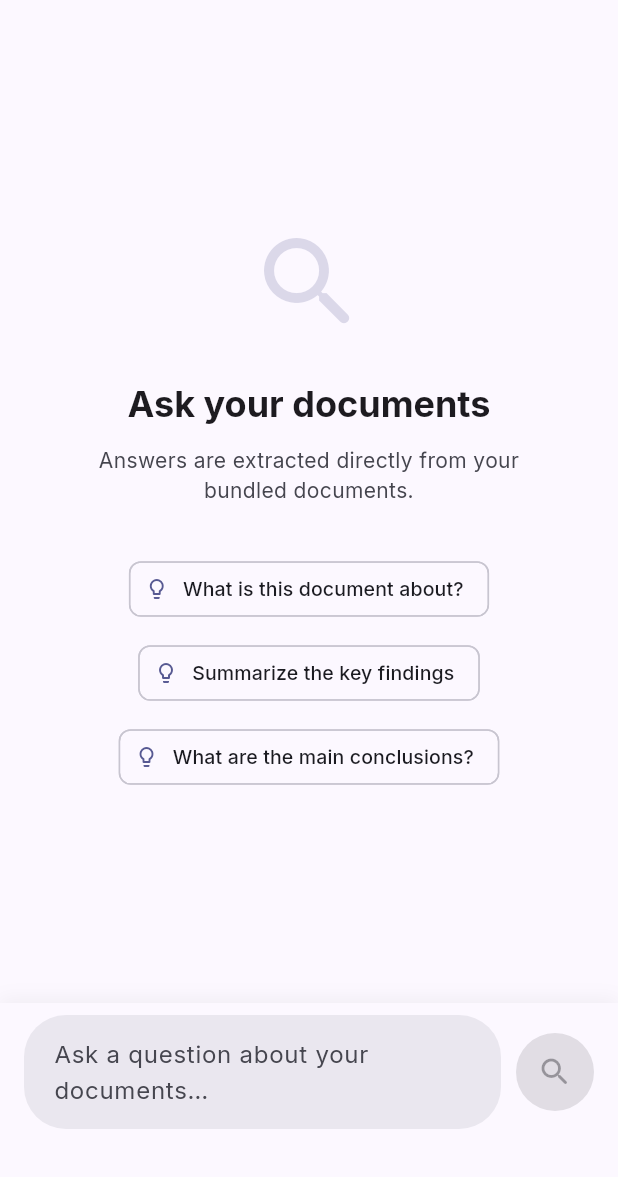
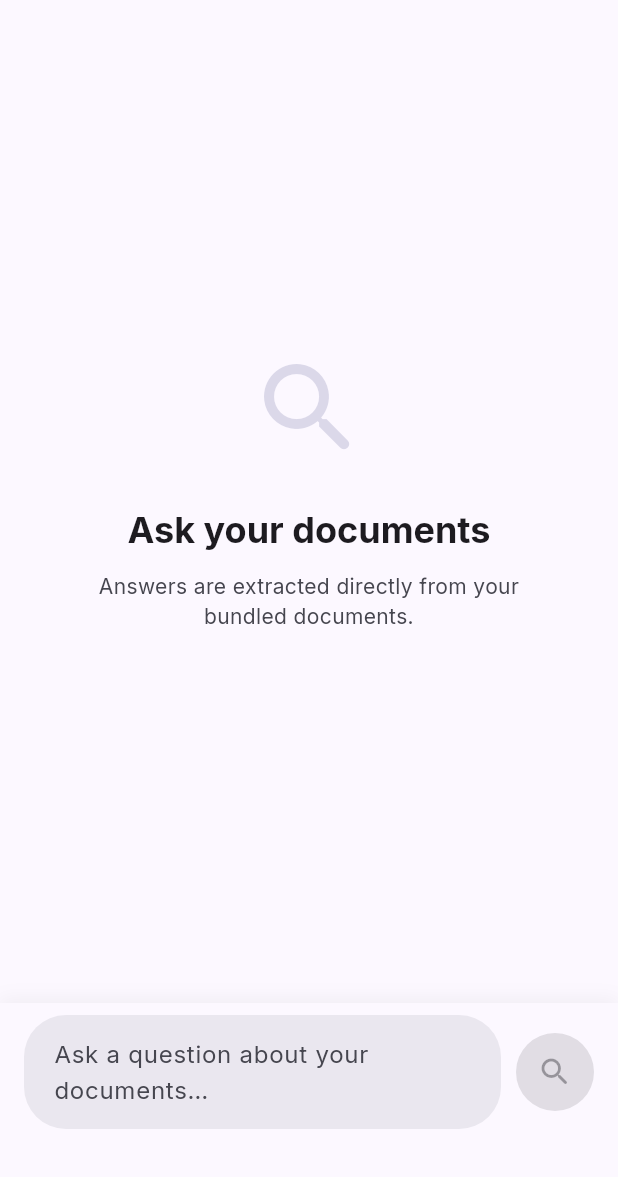
Before and after one commit to RitutoshAeologic/flutter_chatkit, a Flutter app: the ChatScreen screen opened by its route, on a phone screen of 412 x 824 dp, the part 59-1236 px from its top. Run offline on Flutter 3.47's test engine with Material 3 defaults, Android fonts, the phone set to English and light mode, and no system bars; drawn by our look-alikes of flutter_animate; our stand-ins replace connectivity_plus, get, google_fonts, objectbox, shared_preferences; missing offline and left inert: syncfusion_flutter_pdf; accounts and stored records are empty; generated files the repository leaves out were written again; network calls fail.

Commit message:
feat: improve chat UX with keyboard dismiss and auto-scroll
- Added GestureDetector to dismiss keyboard when tapping outside the input area.
- Configured ListView to dismiss keyboard on scroll drag.
- Added explicit keyboard dismissal upon sending a message.
- Removed outdated SampleChip UI components since two documents are now injected.

```diff
--- a/lib/features/chat/screens/chat_screen.dart
+++ b/lib/features/chat/screens/chat_screen.dart
@@ -82,9 +82,14 @@ class _ChatScreenState extends State<ChatScreen> {
   void _send() {
     final text = _textController.text.trim();
     if (text.isEmpty) return;
+
+    // Dismiss keyboard when sending a query
+    FocusScope.of(context).unfocus();
+
     _ctrl.sendMessage(text);
     _textController.clear();
     _inputText.value = '';
+    _scrollToBottom();
   }
 
   @override
@@ -137,8 +142,10 @@ class _ChatScreenState extends State<ChatScreen> {
           ),
         ],
       ),
-      body: Column(
-        children: [
+      body: GestureDetector(
+        onTap: () => FocusScope.of(context).unfocus(), // Dismiss keyboard on tap outside
+        child: Column(
+          children: [
           // ── Network offline banner ──────────────────────────────────────
           AnimatedSwitcher(
             duration: const Duration(milliseconds: 300),
@@ -166,6 +173,7 @@ class _ChatScreenState extends State<ChatScreen> {
               _scrollToBottom();
               return ListView.builder(
                 controller: _scrollController,
+                keyboardDismissBehavior: ScrollViewKeyboardDismissBehavior.onDrag, // Auto dismiss keyboard on scroll
                 padding:
                     const EdgeInsets.symmetric(horizontal: 16, vertical: 16),
                 itemCount: _ctrl.messages.length,
@@ -190,6 +198,7 @@ class _ChatScreenState extends State<ChatScreen> {
             onSend: _send,
           ),
         ],
+      ),
       ),
     );
   }
@@ -282,29 +291,8 @@ class _EmptyState extends StatelessWidget {
                   color: theme.colorScheme.onSurfaceVariant, fontSize: 14),
             ),
             const SizedBox(height: 32),
-            _SampleChip(label: 'What is this document about?'),
-            _SampleChip(label: 'Summarize the key findings'),
-            _SampleChip(label: 'What are the main conclusions?'),
           ],
         ).animate().fadeIn(duration: 600.ms),
-      ),
-    );
-  }
-}
-
-class _SampleChip extends StatelessWidget {
-  final String label;
-  const _SampleChip({required this.label});
-
-  @override
-  Widget build(BuildContext context) {
-    final ctrl = Get.find<ChatController>();
-    return Padding(
-      padding: const EdgeInsets.only(bottom: 8),
-      child: ActionChip(
-        label: Text(label, style: const TextStyle(fontSize: 13)),
-        avatar: const Icon(Icons.lightbulb_outline, size: 16),
-        onPressed: () => ctrl.sendMessage(label),
       ),
     );
   }
```
